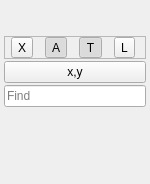
This is src/WidgetImageOverlay.ui in gdevic/Z80Explorer as Qt 5 draws it before an edit. The edited form follows.
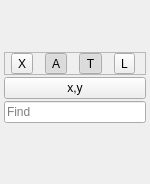
This is the edited form.

Commit message:
Add new info line with the layers feature under cursor
The third line shows which features are present under the mouse cursor
DIFF for diffusion layer
POLY for polysilicon layer
METAL for metal layer
|BURIED| there is a buried contact here
|VIA| there is a via here

What changed in the file:
```diff
--- a/src/WidgetImageOverlay.ui
+++ b/src/WidgetImageOverlay.ui
@@ -46,6 +46,13 @@
      </property>
     </widget>
    </item>
+   <item>
+    <widget class="QLabel" name="labelInfo3">
+     <property name="text">
+      <string/>
+     </property>
+    </widget>
+   </item>
    <item>
     <widget class="QFrame" name="frame">
      <property name="frameShape">
```
The commit also changes 4 other files.
